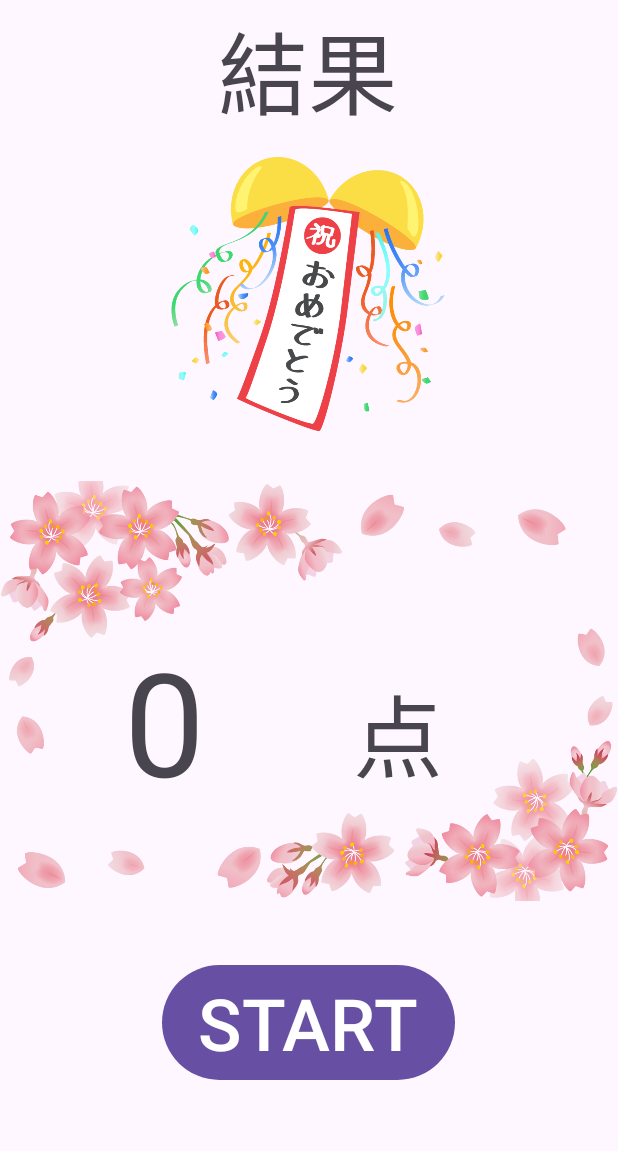
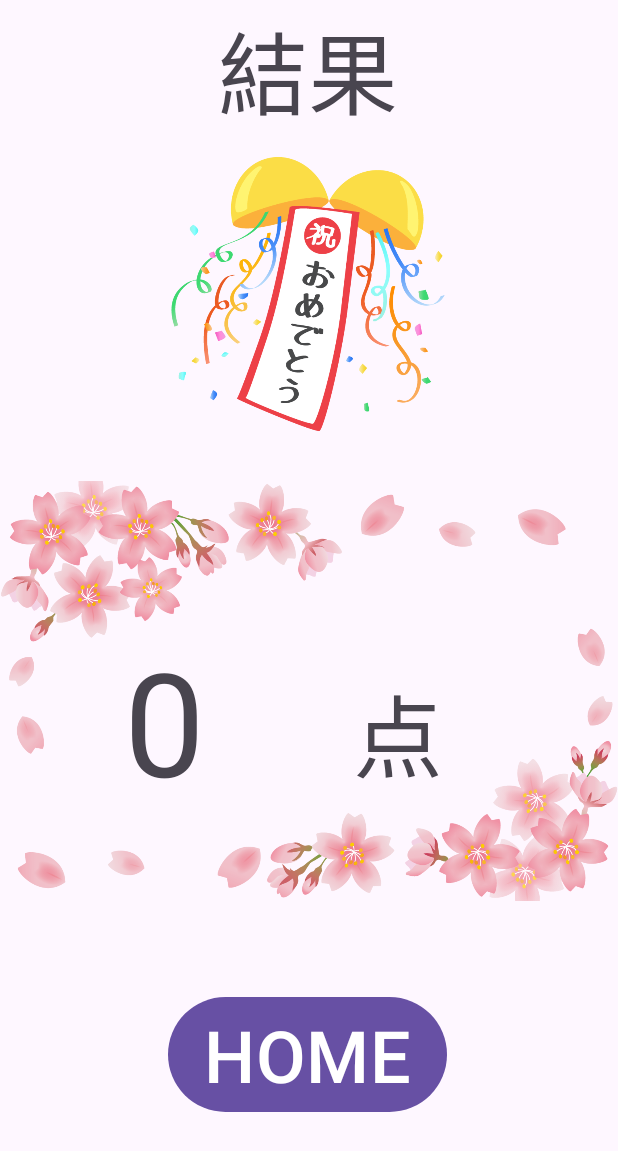
Before and after one commit to konan-pbl-2023/Kanji-quiz, an Android app: the ResultActivity screen opened directly, with no data from a screen before it, on a phone screen of 412 x 824 dp. Shown: the top 1151 px of the screen. Run offline under Robolectric (Android 15) with nearby library versions, the phone set to English and light mode, and no system bars; 2 statements that could not run were skipped.

Commit message:
文字を少し変更しました

```diff
--- a/app/src/main/res/layout/activity_result.xml
+++ b/app/src/main/res/layout/activity_result.xml
@@ -49,14 +49,14 @@
         android:id="@+id/startButton"
         android:layout_width="wrap_content"
         android:layout_height="wrap_content"
-        android:text="START"
+        android:text="HOME"
         android:textSize="48sp"
         app:layout_constraintBottom_toBottomOf="parent"
         app:layout_constraintEnd_toEndOf="parent"
         app:layout_constraintHorizontal_bias="0.497"
         app:layout_constraintStart_toStartOf="parent"
         app:layout_constraintTop_toTopOf="parent"
-        app:layout_constraintVertical_bias="0.865" />
+        app:layout_constraintVertical_bias="0.894" />
 
     <androidx.constraintlayout.utils.widget.ImageFilterView
         android:id="@+id/sakura"
```
